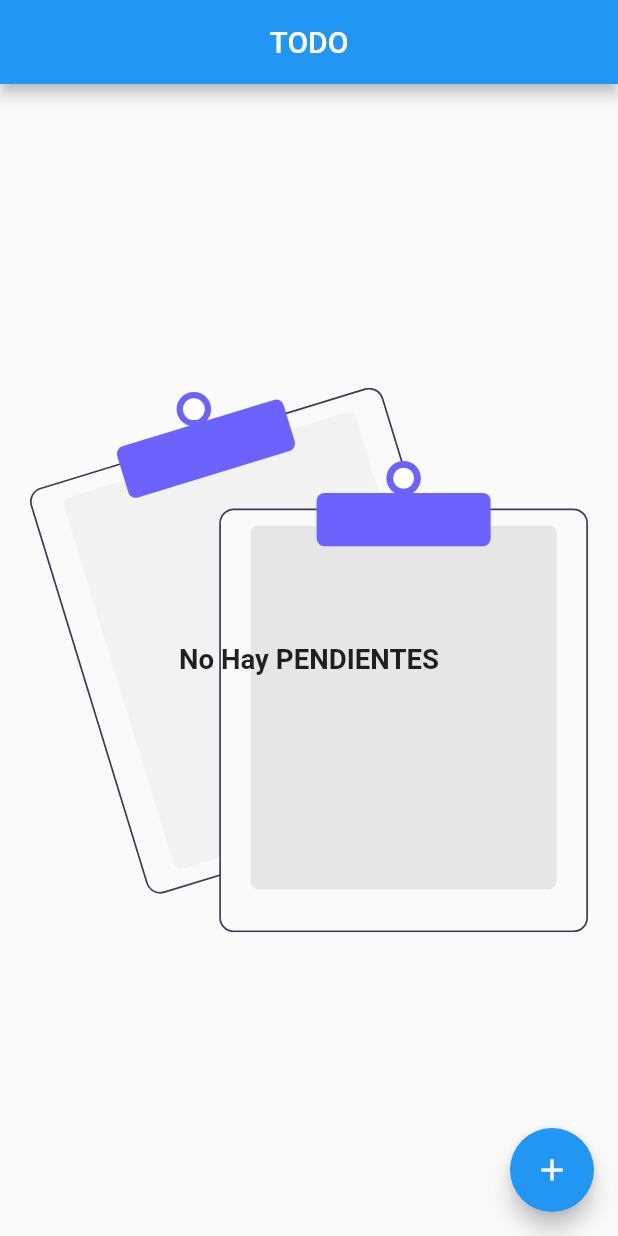
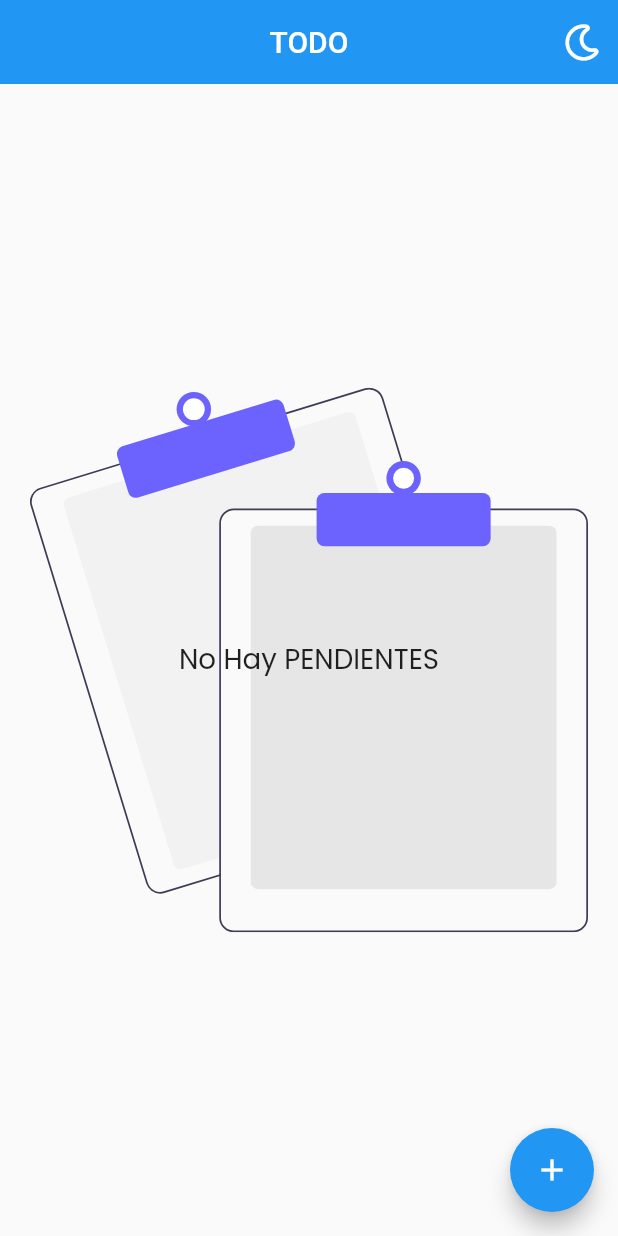
Before and after one commit to AlejandroRodriguezO/TO-DO, a Flutter app: the screen it shows after launch, on a phone screen of 412 x 824 dp. Run offline on Flutter 3.47's test engine with Material 2 defaults, Android fonts, the phone set to English and light mode, and no system bars; our stand-ins replace flutter_svg, font_awesome_flutter, get, google_fonts, hive, hive_flutter and 1 more; accounts and stored records are empty; generated files the repository leaves out were written again; network calls fail.

```diff
--- a/lib/app/data/model/todo_model.dart
+++ b/lib/app/data/model/todo_model.dart
@@ -16,7 +16,7 @@ class TodoModel extends HiveObject {
   bool listo;
 
   @HiveField(3)
-  Color color;
+  String color;
 
   TodoModel({
     @required this.tarea,
--- a/lib/app/modules/home/controllers/home_controller.dart
+++ b/lib/app/modules/home/controllers/home_controller.dart
@@ -73,5 +73,4 @@ class HomeController extends GetxController {
       }
     }
   }
-
 }
--- a/lib/app/modules/home/views/home_page.dart
+++ b/lib/app/modules/home/views/home_page.dart
@@ -1,8 +1,11 @@
 import 'package:flutter/material.dart';
 import 'package:flutter_svg/flutter_svg.dart';
+import 'package:font_awesome_flutter/font_awesome_flutter.dart';
 
 import 'package:get/get.dart';
+import 'package:google_fonts/google_fonts.dart';
 import 'package:todo/app/data/model/todo_model.dart';
+import 'package:todo/app/modules/home/controllers/theme_controller.dart';
 import 'package:todo/app/modules/home/widget/build_body.dart';
 import 'package:todo/app/modules/home/widget/form_todo.dart';
 import 'package:todo/app/utils/responsive.dart';
@@ -10,6 +13,8 @@ import 'package:todo/app/utils/responsive.dart';
 import '../controllers/home_controller.dart';
 
 class HomePage extends StatelessWidget {
+  final darkMode = Get.put(TemaController());
+
   @override
   Widget build(BuildContext context) {
     final responsive = Responsive.of(context);
@@ -20,8 +25,19 @@ class HomePage extends StatelessWidget {
         _.frases();
         return Scaffold(
             appBar: AppBar(
-              title: Text('TODO'),
+              elevation: 0,
+              title: Text(_.percent == 100.0 ? 'Tareas Completas' : 'TODO'),
               centerTitle: true,
+              actions: [
+                IconButton(
+                  icon: Icon(Get.isDarkMode
+                      ? Icons.lightbulb_outline
+                      : FontAwesomeIcons.moon),
+                  onPressed: () => Get.isDarkMode
+                      ? darkMode.temaClaro()
+                      : darkMode.temaOscuro(),
+                )
+              ],
             ),
             floatingActionButton: FloatingActionButton(
               onPressed: () => _alertInput(
@@ -39,12 +55,10 @@ class HomePage extends StatelessWidget {
                           child: SvgPicture.asset('assets/noData.svg'),
                         ),
                         Center(
-                          child: Text(
-                            'No Hay PENDIENTES',
-                            style: TextStyle(
+                          child: Text('No Hay PENDIENTES',
+                              style: GoogleFonts.poppins().copyWith(
                                 fontSize: responsive.ip(2),
-                                fontWeight: FontWeight.bold),
-                          ),
+                              )),
                         ),
                       ],
                     ),
--- a/lib/main.dart
+++ b/lib/main.dart
@@ -3,10 +3,12 @@ import 'dart:io';
 import 'package:flutter/material.dart';
 
 import 'package:get/get.dart';
+import 'package:google_fonts/google_fonts.dart';
 import 'package:hive/hive.dart';
 import 'package:hive_flutter/hive_flutter.dart';
 import 'package:path_provider/path_provider.dart';
 import 'package:todo/app/data/model/todo_model.dart';
+import 'package:todo/app/modules/home/bindings/tema_bindigs.dart';
 import 'app/routes/app_pages.dart';
 
 Box box;
@@ -27,8 +29,11 @@ class MyApp extends StatelessWidget {
     return GetMaterialApp(
       debugShowCheckedModeBanner: false,
       title: "TO-DO",
+      initialBinding: TemaBindings(),
       initialRoute: AppPages.INITIAL,
       getPages: AppPages.routes,
+      theme: ThemeData.light(),
+      darkTheme: ThemeData.dark(),
     );
   }
 }
--- a/pubspec.yaml
+++ b/pubspec.yaml
@@ -11,11 +11,13 @@ dependencies:
     sdk: flutter
   flutter_svg: ^0.22.0
   font_awesome_flutter: ^9.1.0
-  get: ^4.1.4
+  get: ^4.2.0
+  google_fonts: ^2.1.0
   hive: ^2.0.2
   hive_flutter: ^1.0.0
   http: ^0.13.3
   path_provider: ^2.0.1
+  shared_preferences: ^2.0.6
   uuid: ^3.0.3
 
 dev_dependencies:
```
Also changed, not shown: lib/app/modules/home/bindings/tema_bindigs.dart (added, +11 -0 lines), lib/app/modules/home/controllers/theme_controller.dart (added, +62 -0 lines), lib/app/modules/home/widget/build_body.dart (+42 -11 lines), lib/app/modules/home/widget/form_todo.dart (+11 -4 lines), lib/app/data/model/todo_model.g.dart, pubspec.lock, 6 other files.
